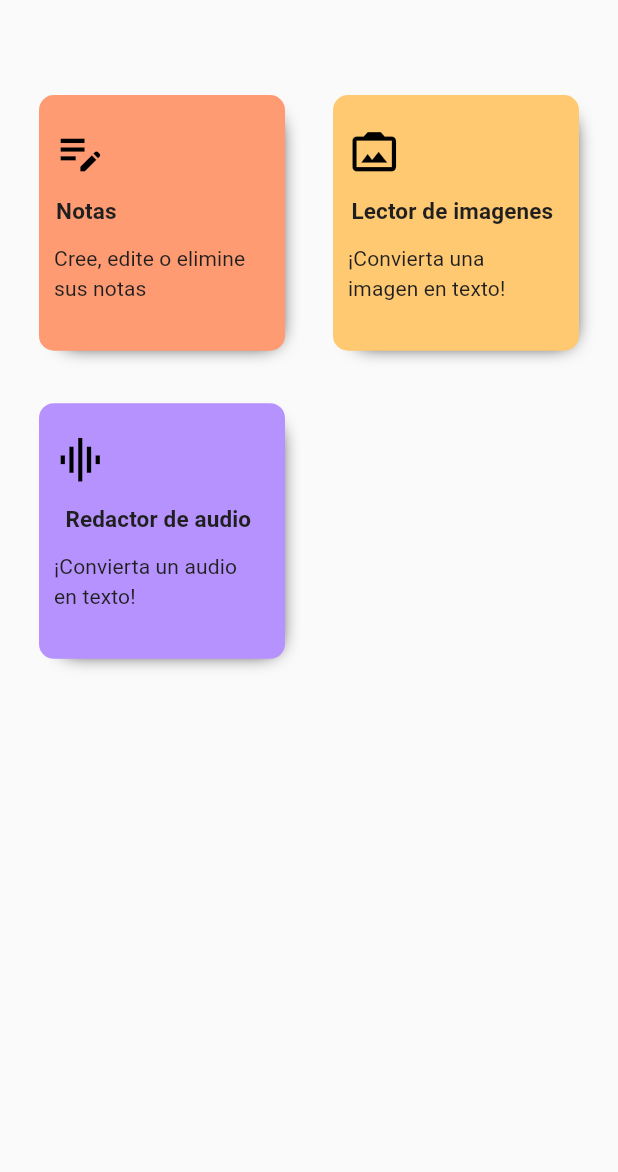
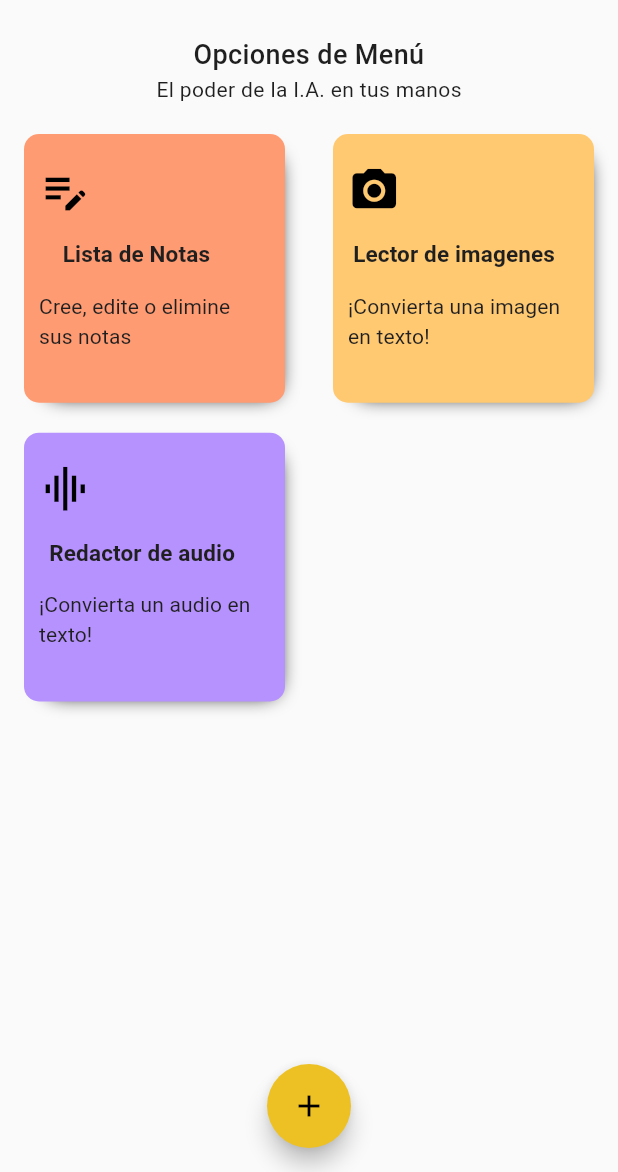
Before and after one commit to OsiNubis99/NoteApp-Frontend, a Flutter app: the HomeScreen screen opened by its route, on a phone screen of 412 x 824 dp, the part 64-1236 px from its top. Run offline on Flutter 3.47's test engine with Material 2 defaults, Android fonts, the phone set to English and light mode, and no system bars; our stand-ins replace dio, flutter_speed_dial, geolocator, image_cropper, image_picker, speech_to_text; missing offline and left inert: google_mlkit_text_recognition, quill_html_editor.

Commit message:
Inicio el rediseño de la vistas de Home

```diff
--- a/lib/presentation/screens/home/home_screen.dart
+++ b/lib/presentation/screens/home/home_screen.dart
@@ -7,6 +7,7 @@ import '../../../config/theme/app_theme.dart';
 import '../../widgets/home/menu_cards.dart';
 import '../../widgets/ocrcam/modal_optioncam.dart';
 import '../../widgets/shared/appBarMenu.dart';
+import '../note/noteEditor_screen.dart';
 
 
 class HomeScreen extends StatefulWidget {
@@ -23,68 +24,102 @@ class _HomeScreenState extends State<HomeScreen> {
       backgroundColor: AppTheme.bgGray,
       drawer: const SideBar(),
       appBar: AppBarMenu(context),
-      body: Stack (
-          children: <Widget>[
-            SafeArea(
-              child: GridView.count(
-                  padding: const EdgeInsets.only(top: 50.0, left: 10, right: 10, bottom: 20),
-                    crossAxisCount: 2,
-                    childAspectRatio: 1.15,
-                    mainAxisSpacing: 35,
-                    children: <Widget>[
-
-                      //NOTAS
-                      MaterialButton(
-                        onPressed: () {
-                          final route = MaterialPageRoute(builder: (context) => const NoteListScreen());
-                          Navigator.pushReplacement(context, route);
-                        },
-
-                        child: const OptionCard(
-                          title: "Notas                         ",
-                          theme: AppTheme.note_1,
-                          icono: Icons.edit_note,
-                          body: "Cree, edite o elimine sus notas"
-                        ),
+      body:
+              SafeArea(
+                child: Padding(
+                  padding: const EdgeInsets.symmetric(horizontal: 0,vertical: 10),
+                  child: Column(
+                    children: const [
+                      Align(
+                        alignment: Alignment.center,
+                        child: Text('Opciones de Menú',textAlign: TextAlign.center,style: TextStyle(fontWeight: FontWeight.w500,fontSize: 18),),
                       ),
 
-
-                      //OCRCAM
-                      MaterialButton(
-                        onPressed: () {
-                          optionOcrCam(context);
-                        },
-
-                        child: const OptionCard(
-                          title: "Lector de imagenes",
-                          theme: AppTheme.note_2,
-                          icono: Icons.photo_camera_back,
-                          body: "¡Convierta una imagen en texto!"
-                        ),
-                      ),
+                      Text('El poder de la I.A. en tus manos'),
+                      SizedBox(height: 20,),
 
 
-                      //AUDIO CAPTURE
-                      MaterialButton(
-                        onPressed: () {
-                          final route = MaterialPageRoute(builder: (context) => const OcrAudioScreen());
-                          Navigator.pushReplacement(context, route);
-                        },
+                      MenuOptions(),
+                    ],
+                  ),
+                ),
+              )
+           ,
+       floatingActionButton:
 
-                        child: const OptionCard(
-                          title: "Redactor de audio",
-                          theme: AppTheme.note_3,
-                          icono: Icons.multitrack_audio_outlined,
-                          body: "¡Convierta un audio en texto!"
-                        ),
-                      ),
+          FloatingActionButton(
+            heroTag: "Create",
+            shape: const StadiumBorder(),
+            backgroundColor: AppTheme.primary,
+            onPressed: () {
+              final route = MaterialPageRoute(
+                builder: (context) => NoteEditorScreen(),
+              );
+              Navigator.pushReplacement(context, route);
+            },
+            child: const Icon(Icons.add,color: AppTheme.text_dark),
+          ),
 
 
-                  ],
-              )
-            )
-          ]
-      )
+       floatingActionButtonLocation: FloatingActionButtonLocation.centerFloat,
     );
   }
 }
+
+class MenuOptions extends StatelessWidget {
+  const MenuOptions({
+    super.key,
+  });
+
+  @override
+  Widget build(BuildContext context) {
+    return
+
+GridView.count(
+                  crossAxisCount: 2,
+                  scrollDirection: Axis.vertical,
+                  shrinkWrap: true,
+                  childAspectRatio: 1.15,
+                  crossAxisSpacing: 0,
+                  mainAxisSpacing:  20,
+                  children:   [
+                     MenuItem( title: 'Lista de Notas     ',    bodyText: 'Cree, edite o elimine sus notas', color: AppTheme.note_1, icon: Icons.edit_note,               onPressed: () {final route = MaterialPageRoute(builder: (context) => const NoteListScreen());  Navigator.pushReplacement(context, route); },),
+                     MenuItem( title: 'Lector de imagenes  ',bodyText: '¡Convierta una imagen en texto!', color: AppTheme.note_2, icon: Icons.photo_camera,               onPressed: () {final route = MaterialPageRoute(builder: (context) => const NoteListScreen());  Navigator.pushReplacement(context, route); },),
+                     MenuItem( title: 'Redactor de audio   ', bodyText: '¡Convierta un audio en texto!',   color: AppTheme.note_3, icon: Icons.multitrack_audio_outlined, onPressed: () {final route = MaterialPageRoute(builder: (context) => const NoteListScreen());  Navigator.pushReplacement(context, route); },),
+
+                    ]
+                  );
+
+      // Text('Opciones de Menú',textAlign: TextAlign.center,style: TextStyle(fontWeight: FontWeight.w500,fontSize: 18),),
+  }
+}
+
+class MenuItem extends StatelessWidget {
+
+  final VoidCallback onPressed;
+  final String title;
+  final IconData   icon;
+  final Color  color;
+  final String bodyText;
+
+
+  const MenuItem({
+    super.key, required this.title, required this.icon, required this.color, required this.bodyText, required this.onPressed,
+  });
+
+
+
+  @override
+  Widget build(BuildContext context) {
+    return MaterialButton(
+      onPressed: onPressed,
+
+      child:  OptionCard(
+        title: title,
+        theme: color,
+        icono: icon,
+        body: bodyText
+      ),
+    );
+  }
+}
```
